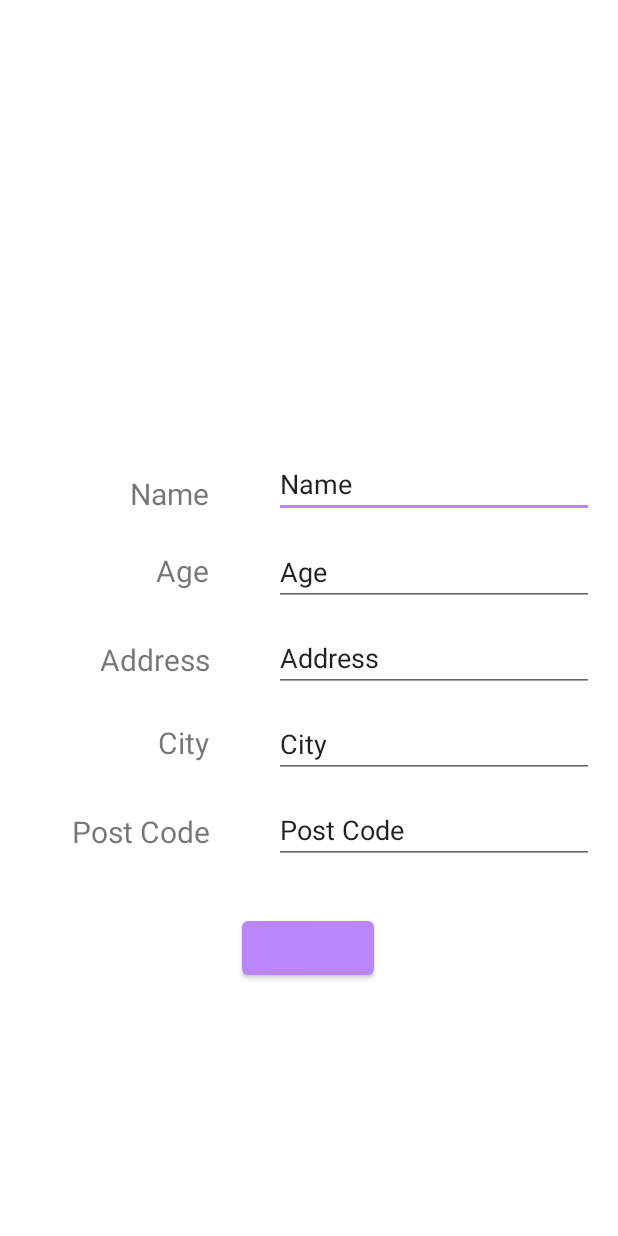
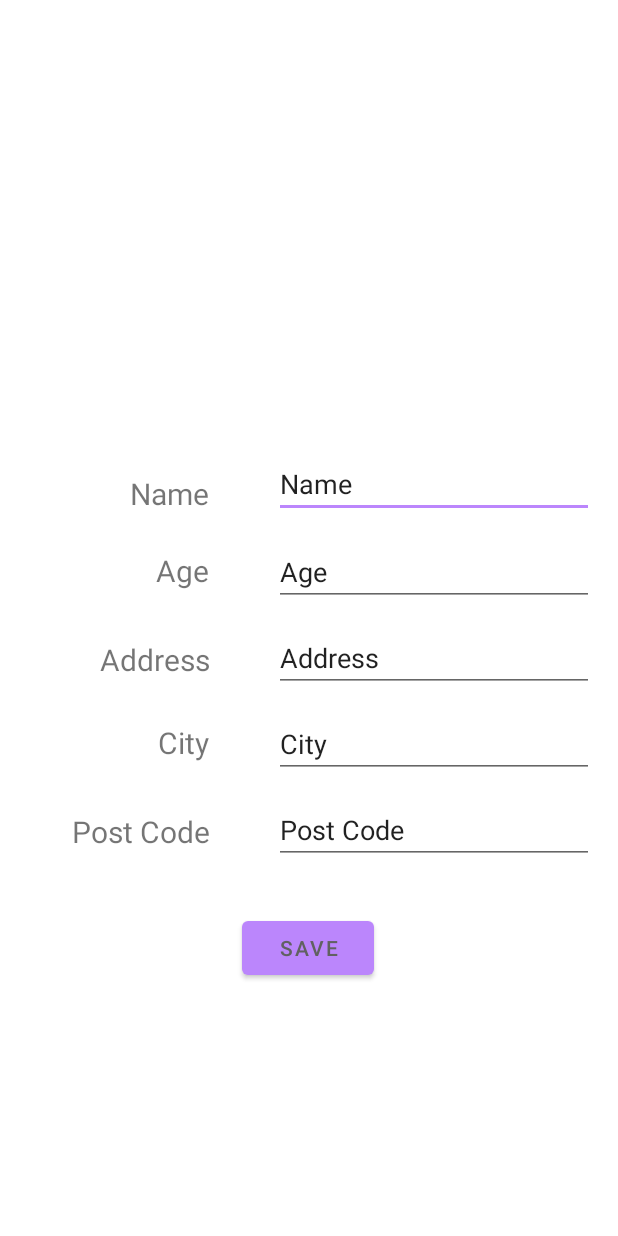
Before and after one commit to ETS-Android1/ShopWay, an Android app: the fragment SettingsFragment shown on its own in the app's theme, after a tap on "SAVE", on a phone screen of 412 x 824 dp. Run offline under Robolectric (Android 15) with nearby library versions, the phone set to English and light mode, and no system bars; our stand-ins replace Firebase (no records; nobody signed in at launch, a user with empty details on screens opened directly); libraries missing offline, so code that uses them is left out: com.firebase.ui.

Commit message:
everything + translation works, DB still doesn't :(

```diff
--- a/app/src/main/AndroidManifest.xml
+++ b/app/src/main/AndroidManifest.xml
@@ -2,7 +2,7 @@
 <manifest xmlns:android="http://schemas.android.com/apk/res/android"
     package="com.example.shopway">
 
-    <uses-permission android:name="android.permission.CALL_PHONE" />
+    <uses-permission android:name="android.permission.INTERNET" />
 
     <application
         android:allowBackup="true"
--- a/app/src/main/java/com/example/shopway/model/UserRepository.java
+++ b/app/src/main/java/com/example/shopway/model/UserRepository.java
@@ -34,7 +34,7 @@ public class UserRepository {
 
     public void init(String userId)
     {
-        reference = FirebaseDatabase.getInstance().getReference().child("settings").child(userId);
+        reference = FirebaseDatabase.getInstance().getReference().child("shopway-4ff4f-default-rtdb").child(userId);
         settingsLiveData = new UserSettingsLiveData(reference);
     }
 
@@ -48,10 +48,9 @@ public class UserRepository {
         AuthUI.getInstance().signOut(application.getApplicationContext());
     }
 
-    public void saveSettings(UserSettings settings)
+    public void saveSettings(String sName, String sAge, String sAddress, String sCity, String sPost)
     {
-        reference.setValue(new UserSettings(settings.getName(), settings.getAge(),
-                settings.getAddress(), settings.getCity(), settings.getPostCode()));
+        reference.setValue(new UserSettings(sName, sAge, sAddress, sCity, sPost));
     }
 
     public UserSettingsLiveData getSettingsLiveData()
--- a/app/src/main/java/com/example/shopway/ui/SettingsFragment.java
+++ b/app/src/main/java/com/example/shopway/ui/SettingsFragment.java
@@ -73,10 +73,9 @@ public class SettingsFragment extends Fragment {
 
 
         saveSettings.setOnClickListener(v -> {
-            UserSettings settings = new UserSettings(nameField.getText().toString(),
+            saveUserSettings(nameField.getText().toString(),
                     ageField.getText().toString(), addressField.getText().toString(),
                     cityField.getText().toString(), postField.getText().toString());
-            saveUserSettings(settings);
 
         });
 
@@ -85,8 +84,8 @@ public class SettingsFragment extends Fragment {
         return view;
     }
 
-    private void saveUserSettings(UserSettings settings)
+    private void saveUserSettings(String sName, String sAge, String sAddress, String sCity, String sPost)
     {
-        viewModel.saveSettings(settings);
+        viewModel.saveSettings(sName, sAge, sAddress, sCity, sPost);
     }
 }
--- a/app/src/main/java/com/example/shopway/ui/SettingsViewModel.java
+++ b/app/src/main/java/com/example/shopway/ui/SettingsViewModel.java
@@ -26,9 +26,9 @@ public class SettingsViewModel extends AndroidViewModel {
         repository.init(userId);
     }
 
-    public void saveSettings(UserSettings settings)
+    public void saveSettings(String sName, String sAge, String sAddress, String sCity, String sPost)
     {
-        repository.saveSettings(settings);
+        repository.saveSettings(sName, sAge, sAddress, sCity, sPost);
     }
 
     public LiveData<UserSettings> getSettings()
--- a/app/src/main/res/values/colors.xml
+++ b/app/src/main/res/values/colors.xml
@@ -10,4 +10,5 @@
     <color name="light_gray">#D1D1D1</color>
     <color name="light_green">#8DF811</color>
     <color name="red">#FB0002</color>
+    <color name="dark_gray">#616161</color>
 </resources>
--- a/app/src/main/res/values/themes.xml
+++ b/app/src/main/res/values/themes.xml
@@ -4,11 +4,11 @@
         <!-- Primary brand color. -->
         <item name="colorPrimary">@color/purple_200</item>
         <item name="colorPrimaryVariant">@color/purple_200</item>
-        <item name="colorOnPrimary">@color/purple_200</item>
+        <item name="colorOnPrimary">@color/dark_gray</item>
         <!-- Secondary brand color. -->
         <item name="colorSecondary">@color/purple_200</item>
         <item name="colorSecondaryVariant">@color/purple_200</item>
-        <item name="colorOnSecondary">@color/purple_200</item>
+        <item name="colorOnSecondary">@color/dark_gray</item>
         <!-- Status bar color. -->
         <item name="android:statusBarColor" tools:targetApi="l">?attr/colorPrimaryVariant</item>
         <!-- Customize your theme here. -->
```
